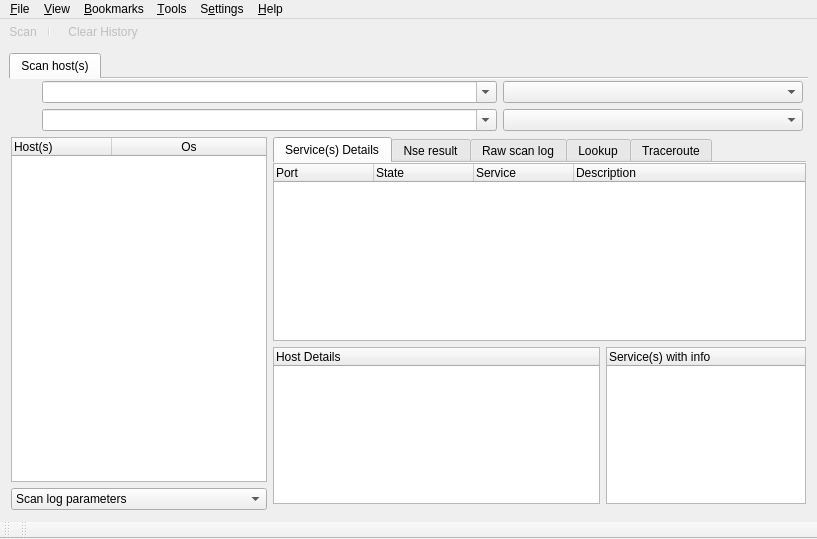
Above: src/app/ui/mainwindow.ui from nmapsi4/nmapsi4 before the change. Below: the same form after it.
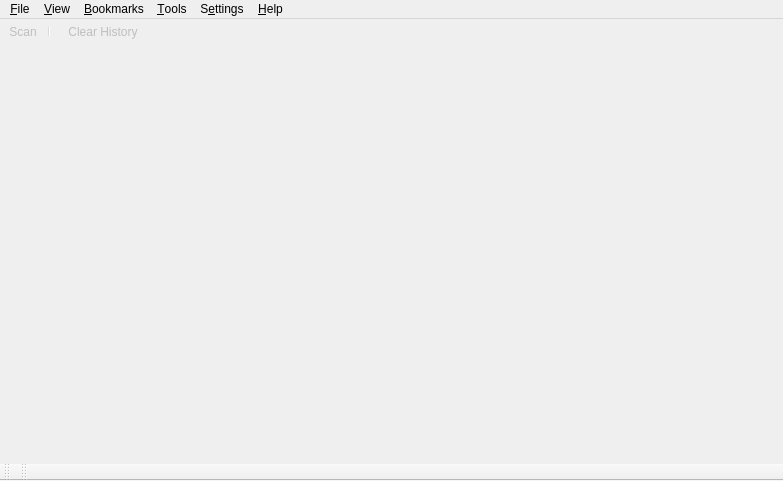
That is the form after the change. Icons and pictures are not drawn.

Commit message: move scan xml code in a dedicated widget

```diff
--- a/src/app/ui/mainwindow.ui
+++ b/src/app/ui/mainwindow.ui
@@ -10,8 +10,8 @@
    <rect>
     <x>0</x>
     <y>0</y>
-    <width>817</width>
-    <height>539</height>
+    <width>783</width>
+    <height>481</height>
    </rect>
   </property>
   <property name="sizePolicy">
@@ -58,868 +58,15 @@
    </size>
   </property>
   <widget class="QWidget" name="centralwidget">
-   <layout class="QVBoxLayout" name="verticalLayout">
-    <item>
-     <widget class="QTabWidget" name="tabUi">
-      <property name="layoutDirection">
-       <enum>Qt::LeftToRight</enum>
-      </property>
-      <property name="autoFillBackground">
-       <bool>false</bool>
-      </property>
-      <property name="styleSheet">
-       <string notr="true"/>
-      </property>
-      <property name="tabPosition">
-       <enum>QTabWidget::North</enum>
-      </property>
-      <property name="tabShape">
-       <enum>QTabWidget::Rounded</enum>
-      </property>
-      <property name="currentIndex">
-       <number>0</number>
-      </property>
-      <property name="documentMode">
-       <bool>true</bool>
-      </property>
-      <widget class="QWidget" name="tabScan">
-       <attribute name="icon">
-        <iconset resource="../../../mainwin.qrc">
-         <normaloff>:/images/images/network_local.png</normaloff>:/images/images/network_local.png</iconset>
-       </attribute>
-       <attribute name="title">
-        <string>Scan host(s)</string>
-       </attribute>
-       <layout class="QGridLayout" name="gridLayout">
-        <property name="margin">
-         <number>2</number>
-        </property>
-        <item row="3" column="0">
-         <widget class="QFrame" name="frameLeft">
-          <property name="frameShape">
-           <enum>QFrame::NoFrame</enum>
-          </property>
-          <property name="frameShadow">
-           <enum>QFrame::Plain</enum>
-          </property>
-          <layout class="QVBoxLayout" name="verticalLayout_4">
-           <property name="leftMargin">
-            <number>0</number>
-           </property>
-           <property name="topMargin">
-            <number>0</number>
-           </property>
-           <property name="rightMargin">
-            <number>0</number>
-           </property>
-           <property name="bottomMargin">
-            <number>1</number>
-           </property>
-           <item>
-            <widget class="QTreeWidget" name="treeMain">
-             <property name="sizePolicy">
-              <sizepolicy hsizetype="Preferred" vsizetype="Expanding">
-               <horstretch>0</horstretch>
-               <verstretch>0</verstretch>
-              </sizepolicy>
-             </property>
-             <property name="minimumSize">
-              <size>
-               <width>50</width>
-               <height>0</height>
-              </size>
-             </property>
-             <property name="frameShape">
-              <enum>QFrame::StyledPanel</enum>
-             </property>
-             <property name="frameShadow">
-              <enum>QFrame::Sunken</enum>
-             </property>
-             <property name="alternatingRowColors">
-              <bool>true</bool>
-             </property>
-             <property name="rootIsDecorated">
-              <bool>false</bool>
-             </property>
-             <column>
-              <property name="text">
-               <string>Host(s)</string>
-              </property>
-             </column>
-             <column>
-              <property name="text">
-               <string>Os</string>
-              </property>
-              <property name="textAlignment">
-               <set>AlignHCenter|AlignVCenter|AlignCenter</set>
-              </property>
-             </column>
-            </widget>
-           </item>
-           <item>
-            <widget class="QComboBox" name="comboScanLog">
-             <item>
-              <property name="text">
-               <string>Scan log parameters</string>
-              </property>
-             </item>
-            </widget>
-           </item>
-          </layout>
-         </widget>
-        </item>
-        <item row="0" column="0" colspan="2">
-         <widget class="QFrame" name="frameScan">
-          <property name="sizePolicy">
-           <sizepolicy hsizetype="Expanding" vsizetype="Preferred">
-            <horstretch>0</horstretch>
-            <verstretch>0</verstretch>
-           </sizepolicy>
-          </property>
-          <property name="minimumSize">
-           <size>
-            <width>0</width>
-            <height>0</height>
-           </size>
-          </property>
-          <property name="maximumSize">
-           <size>
-            <width>16777215</width>
-            <height>35</height>
-           </size>
-          </property>
-          <property name="frameShape">
-           <enum>QFrame::NoFrame</enum>
-          </property>
-          <property name="frameShadow">
-           <enum>QFrame::Plain</enum>
-          </property>
-          <property name="lineWidth">
-           <number>0</number>
-          </property>
-          <layout class="QHBoxLayout" name="horizontalLayout">
-           <property name="margin">
-            <number>0</number>
-           </property>
-           <item>
-            <widget class="QPushButton" name="buttonHostClear">
-             <property name="sizePolicy">
-              <sizepolicy hsizetype="Minimum" vsizetype="Fixed">
-               <horstretch>0</horstretch>
-               <verstretch>0</verstretch>
-              </sizepolicy>
-             </property>
-             <property name="minimumSize">
-              <size>
-               <width>0</width>
-               <height>0</height>
-              </size>
-             </property>
-             <property name="maximumSize">
-              <size>
-               <width>25</width>
-               <height>16777215</height>
-              </size>
-             </property>
-             <property name="toolTip">
-              <string>Clear</string>
-             </property>
-             <property name="text">
-              <string/>
-             </property>
-             <property name="icon">
-              <iconset resource="../../../mainwin.qrc">
-               <normaloff>:/images/images/erase.png</normaloff>:/images/images/erase.png</iconset>
-             </property>
-             <property name="flat">
-              <bool>true</bool>
-             </property>
-            </widget>
-           </item>
-           <item>
-            <widget class="QComboBox" name="hostEdit">
-             <property name="sizePolicy">
-              <sizepolicy hsizetype="Preferred" vsizetype="Fixed">
-               <horstretch>0</horstretch>
-               <verstretch>0</verstretch>
-              </sizepolicy>
-             </property>
-             <property name="editable">
-              <bool>true</bool>
-             </property>
-             <property name="currentIndex">
-              <number>-1</number>
-             </property>
-             <property name="insertPolicy">
-              <enum>QComboBox::InsertAfterCurrent</enum>
-             </property>
-             <property name="sizeAdjustPolicy">
-              <enum>QComboBox::AdjustToContentsOnFirstShow</enum>
-             </property>
-            </widget>
-           </item>
-           <item>
-            <widget class="QComboBox" name="comboHostBook">
-             <property name="sizePolicy">
-              <sizepolicy hsizetype="Preferred" vsizetype="Fixed">
-               <horstretch>0</horstretch>
-               <verstretch>0</verstretch>
-              </sizepolicy>
-             </property>
-             <property name="minimumSize">
-              <size>
-               <width>0</width>
-               <height>0</height>
-              </size>
-             </property>
-             <property name="maximumSize">
-              <size>
-               <width>300</width>
-               <height>16777215</height>
-              </size>
-             </property>
-             <property name="sizeIncrement">
-              <size>
-               <width>0</width>
-               <height>0</height>
-              </size>
-             </property>
-            </widget>
-           </item>
-           <item>
-            <spacer name="horizontalSpacer_3">
-             <property name="orientation">
-              <enum>Qt::Horizontal</enum>
-             </property>
-             <property name="sizeType">
-              <enum>QSizePolicy::Fixed</enum>
-             </property>
-             <property name="sizeHint" stdset="0">
-              <size>
-               <width>3</width>
-               <height>20</height>
-              </size>
-             </property>
-            </spacer>
-           </item>
-          </layout>
-         </widget>
-        </item>
-        <item row="1" column="0" colspan="2">
-         <widget class="QFrame" name="frameAdv">
-          <property name="sizePolicy">
-           <sizepolicy hsizetype="Expanding" vsizetype="Preferred">
-            <horstretch>0</horstretch>
-            <verstretch>0</verstretch>
-           </sizepolicy>
-          </property>
-          <property name="minimumSize">
-           <size>
-            <width>0</width>
-            <height>0</height>
-           </size>
-          </property>
-          <property name="maximumSize">
-           <size>
-            <width>16777215</width>
-            <height>35</height>
-           </size>
-          </property>
-          <property name="frameShape">
-           <enum>QFrame::NoFrame</enum>
-          </property>
-          <property name="frameShadow">
-           <enum>QFrame::Raised</enum>
-          </property>
-          <layout class="QHBoxLayout" name="horizontalLayout_7">
-           <property name="margin">
-            <number>0</number>
-           </property>
-           <item>
-            <widget class="QPushButton" name="buttonParametersClear">
-             <property name="maximumSize">
-              <size>
-               <width>25</width>
-               <height>16777215</height>
-              </size>
-             </property>
-             <property name="toolTip">
-              <string>Save Profile</string>
-             </property>
-             <property name="text">
-              <string/>
-             </property>
-             <property name="icon">
-              <iconset resource="../../../mainwin.qrc">
-               <normaloff>:/images/images/erase.png</normaloff>:/images/images/erase.png</iconset>
-             </property>
-             <property name="flat">
-              <bool>true</bool>
-             </property>
-            </widget>
-           </item>
-           <item>
-            <widget class="QComboBox" name="comboAdv">
-             <property name="editable">
-              <bool>true</bool>
-             </property>
-            </widget>
-           </item>
-           <item>
-            <widget class="QComboBox" name="comboParametersProfiles">
-             <property name="maximumSize">
-              <size>
-               <width>300</width>
-               <height>16777215</height>
-              </size>
-             </property>
-             <property name="insertPolicy">
-              <enum>QComboBox::InsertAfterCurrent</enum>
-             </property>
-            </widget>
-           </item>
-           <item>
-            <spacer name="horizontalSpacer_2">
-             <property name="orientation">
-              <enum>Qt::Horizontal</enum>
-             </property>
-             <property name="sizeType">
-              <enum>QSizePolicy::Fixed</enum>
-             </property>
-             <property name="sizeHint" stdset="0">
-              <size>
-               <width>3</width>
-               <height>20</height>
-              </size>
-             </property>
-            </spacer>
-           </item>
-          </layout>
-         </widget>
-        </item>
-        <item row="3" column="1">
-         <widget class="QFrame" name="frameCenter">
-          <property name="frameShape">
-           <enum>QFrame::NoFrame</enum>
-          </property>
-          <property name="frameShadow">
-           <enum>QFrame::Raised</enum>
-          </property>
-          <property name="lineWidth">
-           <number>0</number>
-          </property>
-          <layout class="QGridLayout" name="gridLayout_4">
-           <property name="leftMargin">
-            <number>0</number>
-           </property>
-           <property name="topMargin">
-            <number>0</number>
-           </property>
-           <property name="rightMargin">
-            <number>0</number>
-           </property>
-           <property name="bottomMargin">
-            <number>1</number>
-           </property>
-           <item row="1" column="0">
-            <widget class="QFrame" name="frameRight">
-             <property name="minimumSize">
-              <size>
-               <width>0</width>
-               <height>30</height>
-              </size>
-             </property>
-             <property name="frameShape">
-              <enum>QFrame::NoFrame</enum>
-             </property>
-             <property name="frameShadow">
-              <enum>QFrame::Raised</enum>
-             </property>
-             <layout class="QHBoxLayout" name="horizontalLayout_11">
-              <property name="margin">
-               <number>0</number>
-              </property>
-              <item>
-               <widget class="QTreeWidget" name="treeHostDet">
-                <property name="alternatingRowColors">
-                 <bool>true</bool>
-                </property>
-                <property name="rootIsDecorated">
-                 <bool>false</bool>
-                </property>
-                <property name="itemsExpandable">
-                 <bool>false</bool>
-                </property>
-                <column>
-                 <property name="text">
-                  <string>Host Details</string>
-                 </property>
-                </column>
-               </widget>
-              </item>
-              <item>
-               <widget class="QTreeWidget" name="GItree">
-                <property name="sizePolicy">
-                 <sizepolicy hsizetype="Expanding" vsizetype="Expanding">
-                  <horstretch>0</horstretch>
-                  <verstretch>0</verstretch>
-                 </sizepolicy>
-                </property>
-                <property name="minimumSize">
-                 <size>
-                  <width>0</width>
-                  <height>0</height>
-                 </size>
-                </property>
-                <property name="maximumSize">
-                 <size>
-                  <width>200</width>
-                  <height>16777215</height>
-                 </size>
-                </property>
-                <property name="alternatingRowColors">
-                 <bool>true</bool>
-                </property>
-                <property name="rootIsDecorated">
-                 <bool>false</bool>
-                </property>
-                <property name="itemsExpandable">
-                 <bool>false</bool>
-                </property>
-                <column>
-                 <property name="text">
-                  <string>Service(s) with info</string>
-                 </property>
-                </column>
-               </widget>
-              </item>
-             </layout>
-            </widget>
-           </item>
-           <item row="2" column="0">
-            <widget class="QFrame" name="frame_2">
-             <property name="frameShape">
-              <enum>QFrame::NoFrame</enum>
-             </property>
-             <property name="frameShadow">
-              <enum>QFrame::Raised</enum>
-             </property>
-             <property name="lineWidth">
-              <number>0</number>
-             </property>
-             <layout class="QHBoxLayout" name="horizontalLayout_4">
-              <property name="margin">
-               <number>0</number>
-              </property>
-             </layout>
-            </widget>
-           </item>
-           <item row="0" column="0">
-            <widget class="QTabWidget" name="tabWidget">
-             <property name="autoFillBackground">
-              <bool>false</bool>
-             </property>
-             <property name="styleSheet">
-              <string notr="true"/>
-             </property>
-             <property name="tabPosition">
-              <enum>QTabWidget::North</enum>
-             </property>
-             <property name="tabShape">
-              <enum>QTabWidget::Rounded</enum>
-             </property>
-             <property name="currentIndex">
-              <number>0</number>
-             </property>
-             <property name="elideMode">
-              <enum>Qt::ElideNone</enum>
-             </property>
-             <property name="documentMode">
-              <bool>true</bool>
-             </property>
-             <widget class="QWidget" name="tab_8">
-              <attribute name="icon">
-               <iconset resource="../../../mainwin.qrc">
-                <normaloff>:/images/images/messagebox_info.png</normaloff>:/images/images/messagebox_info.png</iconset>
-              </attribute>
-              <attribute name="title">
-               <string>Service(s) Details</string>
-              </attribute>
-              <layout class="QHBoxLayout" name="horizontalLayout_3">
-               <property name="margin">
-                <number>0</number>
-               </property>
-               <item>
-                <widget class="QTreeWidget" name="listWscan">
-                 <property name="sizePolicy">
-                  <sizepolicy hsizetype="Expanding" vsizetype="Expanding">
-                   <horstretch>0</horstretch>
-                   <verstretch>0</verstretch>
-                  </sizepolicy>
-                 </property>
-                 <property name="minimumSize">
-                  <size>
-                   <width>0</width>
-                   <height>0</height>
-                  </size>
-                 </property>
-                 <property name="styleSheet">
-                  <string notr="true"/>
-                 </property>
-                 <property name="frameShape">
-                  <enum>QFrame::StyledPanel</enum>
-                 </property>
-                 <property name="frameShadow">
-                  <enum>QFrame::Sunken</enum>
-                 </property>
-                 <property name="lineWidth">
-                  <number>1</number>
-                 </property>
-                 <property name="midLineWidth">
-                  <number>0</number>
-                 </property>
-                 <property name="horizontalScrollBarPolicy">
-                  <enum>Qt::ScrollBarAsNeeded</enum>
-                 </property>
-                 <property name="autoScroll">
-                  <bool>false</bool>
-                 </property>
-                 <property name="editTriggers">
-                  <set>QAbstractItemView::DoubleClicked|QAbstractItemView::EditKeyPressed</set>
-                 </property>
-                 <property name="tabKeyNavigation">
-                  <bool>false</bool>
-                 </property>
-                 <property name="showDropIndicator" stdset="0">
-                  <bool>false</bool>
-                 </property>
-                 <property name="alternatingRowColors">
-                  <bool>true</bool>
-                 </property>
-                 <property name="selectionMode">
-                  <enum>QAbstractItemView::SingleSelection</enum>
-                 </property>
-                 <property name="verticalScrollMode">
-                  <enum>QAbstractItemView::ScrollPerPixel</enum>
-                 </property>
-                 <property name="horizontalScrollMode">
-                  <enum>QAbstractItemView::ScrollPerPixel</enum>
-                 </property>
-                 <property name="autoExpandDelay">
-                  <number>-1</number>
-                 </property>
-                 <property name="rootIsDecorated">
-                  <bool>false</bool>
-                 </property>
-                 <property name="uniformRowHeights">
-                  <bool>false</bool>
-                 </property>
-                 <property name="itemsExpandable">
-                  <bool>true</bool>
-                 </property>
-                 <property name="animated">
-                  <bool>true</bool>
-                 </property>
-                 <property name="allColumnsShowFocus">
-                  <bool>true</bool>
-                 </property>
-                 <property name="wordWrap">
-                  <bool>false</bool>
-                 </property>
-                 <property name="columnCount">
-                  <number>4</number>
-                 </property>
-                 <column>
-                  <property name="text">
-                   <string>Port</string>
-                  </property>
-                 </column>
-                 <column>
-                  <property name="text">
-                   <string>State</string>
-                  </property>
-                 </column>
-                 <column>
-                  <property name="text">
-                   <string>Service</string>
-                  </property>
-                 </column>
-                 <column>
-                  <property name="text">
-                   <string>Description</string>
-                  </property>
-                 </column>
-                </widget>
-               </item>
-              </layout>
-             </widget>
-             <widget class="QWidget" name="nseResultTab">
-              <attribute name="icon">
-               <iconset resource="../../../mainwin.qrc">
-                <normaloff>:/images/images/viewmag+.png</normaloff>:/images/images/viewmag+.png</iconset>
-              </attribute>
-              <attribute name="title">
-               <string>Nse result</string>
-              </attribute>
-              <layout class="QVBoxLayout" name="verticalLayout_15">
-               <property name="margin">
-                <number>0</number>
-               </property>
-               <item>
-                <widget class="QTreeWidget" name="treeNSS">
-                 <property name="sizePolicy">
-                  <sizepolicy hsizetype="Expanding" vsizetype="Expanding">
-                   <horstretch>0</horstretch>
-                   <verstretch>170</verstretch>
-                  </sizepolicy>
-                 </property>
-                 <property name="frameShape">
-                  <enum>QFrame::StyledPanel</enum>
-                 </property>
-                 <property name="frameShadow">
-                  <enum>QFrame::Sunken</enum>
-                 </property>
-                 <property name="lineWidth">
-                  <number>1</number>
-                 </property>
-                 <property name="autoScroll">
-                  <bool>false</bool>
-                 </property>
-                 <property name="showDropIndicator" stdset="0">
-                  <bool>false</bool>
-                 </property>
-                 <property name="alternatingRowColors">
-                  <bool>true</bool>
-                 </property>
-                 <property name="selectionMode">
-                  <enum>QAbstractItemView::SingleSelection</enum>
-                 </property>
-                 <property name="rootIsDecorated">
-                  <bool>false</bool>
-                 </property>
-                 <property name="uniformRowHeights">
-                  <bool>false</bool>
-                 </property>
-                 <column>
-                  <property name="text">
-                   <string>Nss script result</string>
-                  </property>
-                 </column>
-                </widget>
-               </item>
-              </layout>
-             </widget>
-             <widget class="QWidget" name="tabRawLog">
-              <attribute name="icon">
-               <iconset resource="../../../mainwin.qrc">
-                <normaloff>:/images/images/book.png</normaloff>:/images/images/book.png</iconset>
-              </attribute>
-              <attribute name="title">
-               <string>Raw scan log</string>
-              </attribute>
-              <layout class="QVBoxLayout" name="verticalLayout_2">
-               <property name="rightMargin">
-                <number>0</number>
-               </property>
-               <item>
-                <layout class="QHBoxLayout" name="horizontalLayoutRawlog">
-                 <item>
-                  <widget class="QTreeWidget" name="listScan">
-                   <property name="frameShape">
-                    <enum>QFrame::StyledPanel</enum>
-                   </property>
-                   <property name="frameShadow">
-                    <enum>QFrame::Sunken</enum>
-                   </property>
-                   <property name="lineWidth">
-                    <number>1</number>
-                   </property>
-                   <property name="autoScroll">
-                    <bool>false</bool>
-                   </property>
-                   <property name="showDropIndicator" stdset="0">
-                    <bool>false</bool>
-                   </property>
-                   <property name="alternatingRowColors">
-                    <bool>true</bool>
-                   </property>
-                   <property name="selectionMode">
-                    <enum>QAbstractItemView::SingleSelection</enum>
-                   </property>
-                   <property name="indentation">
-                    <number>20</number>
-                   </property>
-                   <property name="rootIsDecorated">
-                    <bool>false</bool>
-                   </property>
-                   <property name="itemsExpandable">
-                    <bool>true</bool>
-                   </property>
-                   <property name="animated">
-                    <bool>true</bool>
-                   </property>
-                   <property name="columnCount">
-                    <number>1</number>
-                   </property>
-                   <column>
-                    <property name="text">
-                     <string>Log(s)</string>
-                    </property>
-                   </column>
-                  </widget>
-                 </item>
-                 <item>
-                  <widget class="QTreeWidget" name="listScanError">
-                   <property name="frameShape">
-                    <enum>QFrame::StyledPanel</enum>
-                   </property>
-                   <property name="frameShadow">
-                    <enum>QFrame::Sunken</enum>
-                   </property>
-                   <property name="lineWidth">
-                    <number>1</number>
-                   </property>
-                   <property name="autoScroll">
-                    <bool>false</bool>
-                   </property>
-                   <property name="showDropIndicator" stdset="0">
-                    <bool>false</bool>
-                   </property>
-                   <property name="alternatingRowColors">
-                    <bool>true</bool>
-                   </property>
-                   <property name="selectionMode">
-                    <enum>QAbstractItemView::SingleSelection</enum>
-                   </property>
-                   <property name="rootIsDecorated">
-                    <bool>false</bool>
-                   </property>
-                   <property name="uniformRowHeights">
-                    <bool>false</bool>
-                   </property>
-                   <property name="animated">
-                    <bool>true</bool>
-                   </property>
-                   <column>
-                    <property name="text">
-                     <string>Error(s)</string>
-                    </property>
-                   </column>
-                  </widget>
-                 </item>
-                </layout>
-               </item>
-              </layout>
-             </widget>
-             <widget class="QWidget" name="tab_3">
-              <attribute name="icon">
-               <iconset resource="../../../mainwin.qrc">
-                <normaloff>:/images/images/network-workgroup.png</normaloff>:/images/images/network-workgroup.png</iconset>
-              </attribute>
-              <attribute name="title">
-               <string>Lookup</string>
-              </attribute>
-              <layout class="QGridLayout" name="gridLayout_11">
-               <property name="margin">
-                <number>0</number>
-               </property>
-               <item row="0" column="0">
-                <widget class="QTreeWidget" name="treeLookup">
-                 <property name="focusPolicy">
-                  <enum>Qt::NoFocus</enum>
-                 </property>
-                 <property name="alternatingRowColors">
-                  <bool>true</bool>
-                 </property>
-                 <property name="selectionMode">
-                  <enum>QAbstractItemView::SingleSelection</enum>
-                 </property>
-                 <property name="rootIsDecorated">
-                  <bool>false</bool>
-                 </property>
-                 <column>
-                  <property name="text">
-                   <string>Host(s)</string>
-                  </property>
-                 </column>
-                </widget>
-               </item>
-              </layout>
-             </widget>
-             <widget class="QWidget" name="tab_7">
-              <attribute name="icon">
-               <iconset resource="../../../mainwin.qrc">
-                <normaloff>:/images/images/network-wired.png</normaloff>:/images/images/network-wired.png</iconset>
-              </attribute>
-              <attribute name="title">
-               <string>Traceroute</string>
-              </attribute>
-              <layout class="QGridLayout" name="gridLayout_12">
-               <property name="margin">
-                <number>0</number>
-               </property>
-               <item row="0" column="0">
-                <widget class="QTreeWidget" name="treeTraceroot">
-                 <property name="minimumSize">
-                  <size>
-                   <width>0</width>
-                   <height>0</height>
-                  </size>
-                 </property>
-                 <property name="focusPolicy">
-                  <enum>Qt::NoFocus</enum>
-                 </property>
-                 <property name="alternatingRowColors">
-                  <bool>true</bool>
-                 </property>
-                 <property name="selectionMode">
-                  <enum>QAbstractItemView::SingleSelection</enum>
-                 </property>
-                 <property name="rootIsDecorated">
-                  <bool>false</bool>
-                 </property>
-                 <column>
-                  <property name="text">
-                   <string>Hop(s)</string>
-                  </property>
-                 </column>
-                 <column>
-                  <property name="text">
-                   <string>RTT</string>
-                  </property>
-                 </column>
-                 <column>
-                  <property name="text">
-                   <string>IP</string>
-                  </property>
-                 </column>
-                 <column>
-                  <property name="text">
-                   <string>DNS</string>
-                  </property>
-                 </column>
-                </widget>
-               </item>
-              </layout>
-             </widget>
-            </widget>
-           </item>
-          </layout>
-         </widget>
-        </item>
-       </layout>
-      </widget>
-     </widget>
-    </item>
-   </layout>
+   <layout class="QVBoxLayout" name="verticalLayout"/>
   </widget>
   <widget class="QMenuBar" name="menubar">
    <property name="geometry">
     <rect>
      <x>0</x>
      <y>0</y>
-     <width>817</width>
-     <height>20</height>
+     <width>783</width>
+     <height>19</height>
     </rect>
    </property>
    <widget class="QMenu" name="menu_File">
```
Left out of the diff: 17 changed lines with no effect on the pictures. The commit also changes 13 other files.
